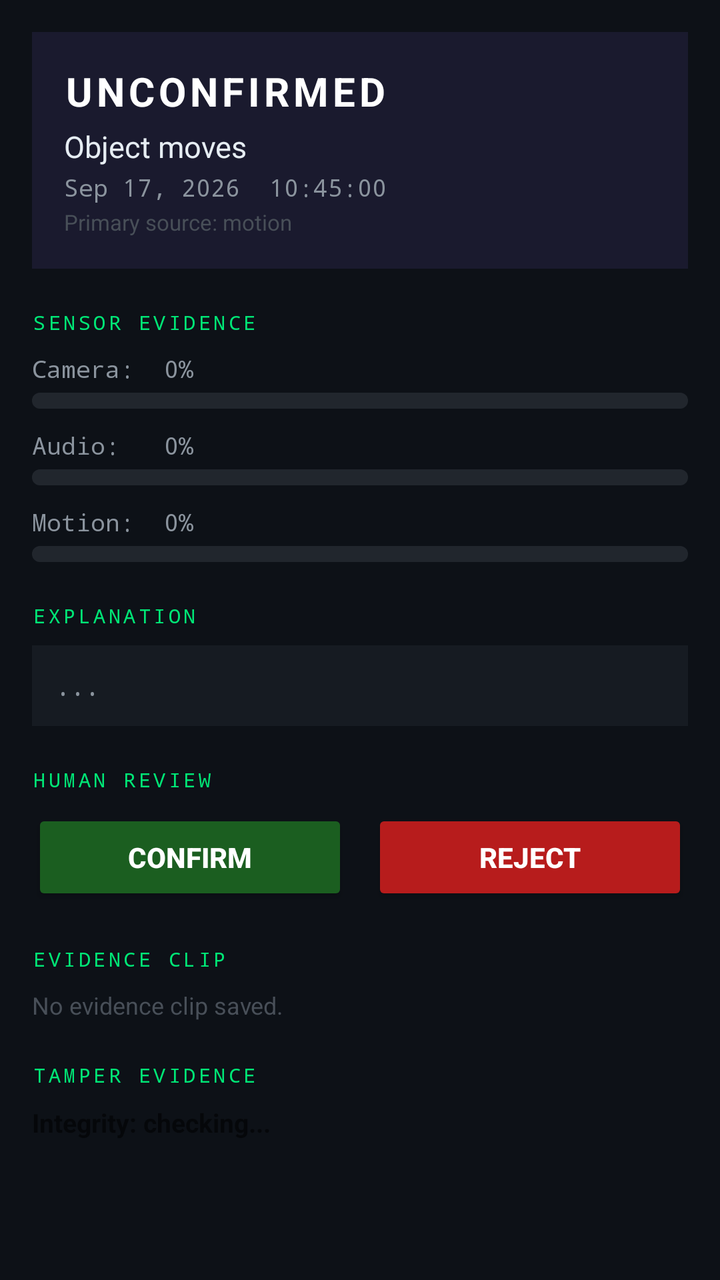
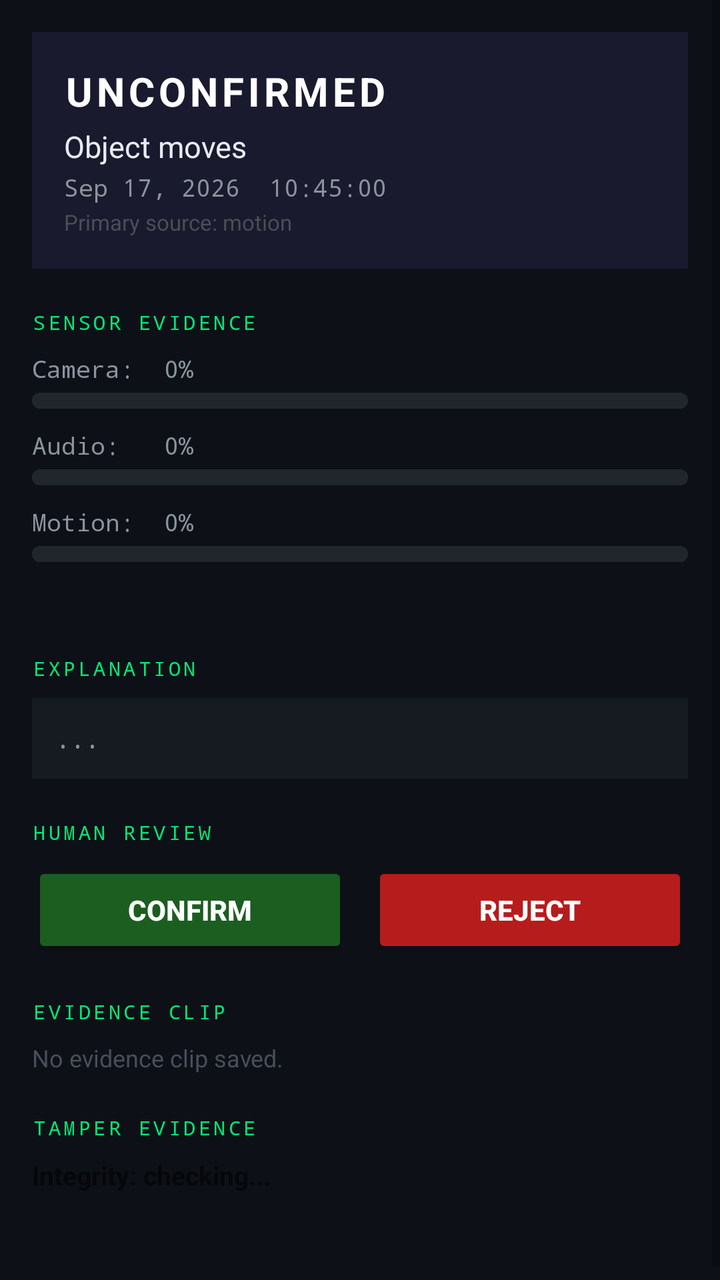

An Android layout rendered at two revisions. The XML below is the earlier revision; the diff shows what the commit changed to produce the second picture.
<!-- AndroidManifest.xml: application theme Theme.TRACE -->
<!-- res/layout/activity_event_detail.xml -->
<?xml version="1.0" encoding="utf-8"?>
<ScrollView xmlns:android="http://schemas.android.com/apk/res/android"
    android:layout_width="match_parent"
    android:layout_height="match_parent"
    android:background="#0D1117">

    <LinearLayout
        android:layout_width="match_parent"
        android:layout_height="wrap_content"
        android:orientation="vertical"
        android:padding="16dp">

        
        <LinearLayout
            android:id="@+id/statusCard"
            android:layout_width="match_parent"
            android:layout_height="wrap_content"
            android:orientation="vertical"
            android:padding="16dp"
            android:background="#1A1A2E">

            <TextView
                android:id="@+id/tvStatus"
                android:layout_width="wrap_content"
                android:layout_height="wrap_content"
                android:textColor="#FFFFFF"
                android:textSize="20sp"
                android:textStyle="bold"
                android:letterSpacing="0.1"
                android:text="UNCONFIRMED" />

            <TextView
                android:id="@+id/tvEventType"
                android:layout_width="wrap_content"
                android:layout_height="wrap_content"
                android:textColor="#E6EDF3"
                android:textSize="15sp"
                android:layout_marginTop="4dp"
                android:text="Object moves" />

            <TextView
                android:id="@+id/tvTimestamp"
                android:layout_width="wrap_content"
                android:layout_height="wrap_content"
                android:textColor="#8B949E"
                android:textSize="12sp"
                android:fontFamily="monospace"
                android:layout_marginTop="2dp"
                android:text="Sep 17, 2026  10:45:00" />

            <TextView
                android:id="@+id/tvSource"
                android:layout_width="wrap_content"
                android:layout_height="wrap_content"
                android:textColor="#484F58"
                android:textSize="11sp"
                android:layout_marginTop="2dp"
                android:text="Primary source: motion" />

        </LinearLayout>

        
        <TextView
            android:layout_width="match_parent"
            android:layout_height="wrap_content"
            android:text="SENSOR EVIDENCE"
            android:textColor="#00E676"
            android:textSize="10sp"
            android:letterSpacing="0.15"
            android:fontFamily="monospace"
            android:layout_marginTop="20dp"
            android:layout_marginBottom="8dp" />

        
        <LinearLayout android:layout_width="match_parent" android:layout_height="wrap_content" android:orientation="vertical" android:layout_marginBottom="10dp">
            <TextView android:id="@+id/tvCameraConf" android:layout_width="match_parent" android:layout_height="wrap_content" android:textColor="#8B949E" android:textSize="12sp" android:fontFamily="monospace" android:text="Camera:  0%" />
            <ProgressBar android:id="@+id/progressCamera" style="@android:style/Widget.ProgressBar.Horizontal" android:layout_width="match_parent" android:layout_height="8dp" android:layout_marginTop="4dp" android:progressTint="#58A6FF" android:progressBackgroundTint="#21262D" android:max="100" android:progress="0" />
        </LinearLayout>

        
        <LinearLayout android:layout_width="match_parent" android:layout_height="wrap_content" android:orientation="vertical" android:layout_marginBottom="10dp">
            <TextView android:id="@+id/tvAudioConf" android:layout_width="match_parent" android:layout_height="wrap_content" android:textColor="#8B949E" android:textSize="12sp" android:fontFamily="monospace" android:text="Audio:   0%" />
            <ProgressBar android:id="@+id/progressAudio" style="@android:style/Widget.ProgressBar.Horizontal" android:layout_width="match_parent" android:layout_height="8dp" android:layout_marginTop="4dp" android:progressTint="#F85149" android:progressBackgroundTint="#21262D" android:max="100" android:progress="0" />
        </LinearLayout>

        
        <LinearLayout android:layout_width="match_parent" android:layout_height="wrap_content" android:orientation="vertical" android:layout_marginBottom="10dp">
            <TextView android:id="@+id/tvMotionConf" android:layout_width="match_parent" android:layout_height="wrap_content" android:textColor="#8B949E" android:textSize="12sp" android:fontFamily="monospace" android:text="Motion:  0%" />
            <ProgressBar android:id="@+id/progressMotion" style="@android:style/Widget.ProgressBar.Horizontal" android:layout_width="match_parent" android:layout_height="8dp" android:layout_marginTop="4dp" android:progressTint="#00E676" android:progressBackgroundTint="#21262D" android:max="100" android:progress="0" />
        </LinearLayout>

        
        <TextView
            android:layout_width="match_parent"
            android:layout_height="wrap_content"
            android:text="EXPLANATION"
            android:textColor="#00E676"
            android:textSize="10sp"
            android:letterSpacing="0.15"
            android:fontFamily="monospace"
            android:layout_marginTop="10dp"
            android:layout_marginBottom="8dp" />

        <TextView
            android:id="@+id/tvExplanation"
            android:layout_width="match_parent"
            android:layout_height="wrap_content"
            android:padding="12dp"
            android:textColor="#8B949E"
            android:textSize="12sp"
            android:lineSpacingExtra="4dp"
            android:fontFamily="monospace"
            android:background="#161B22"
            android:text="..." />

        
        <TextView
            android:layout_width="match_parent"
            android:layout_height="wrap_content"
            android:text="HUMAN REVIEW"
            android:textColor="#00E676"
            android:textSize="10sp"
            android:letterSpacing="0.15"
            android:fontFamily="monospace"
            android:layout_marginTop="20dp"
            android:layout_marginBottom="8dp" />

        <LinearLayout
            android:layout_width="match_parent"
            android:layout_height="wrap_content"
            android:orientation="horizontal"
            android:weightSum="2">

            <Button
                android:id="@+id/btnConfirm"
                android:layout_width="0dp"
                android:layout_height="wrap_content"
                android:layout_weight="1"
                android:layout_marginEnd="6dp"
                android:text="CONFIRM"
                android:textColor="#FFFFFF"
                android:textStyle="bold"
                android:backgroundTint="#1B5E20" />

            <Button
                android:id="@+id/btnReject"
                android:layout_width="0dp"
                android:layout_height="wrap_content"
                android:layout_weight="1"
                android:layout_marginStart="6dp"
                android:text="REJECT"
                android:textColor="#FFFFFF"
                android:textStyle="bold"
                android:backgroundTint="#B71C1C" />

        </LinearLayout>

        
        <TextView
            android:layout_width="match_parent"
            android:layout_height="wrap_content"
            android:text="EVIDENCE CLIP"
            android:textColor="#00E676"
            android:textSize="10sp"
            android:letterSpacing="0.15"
            android:fontFamily="monospace"
            android:layout_marginTop="20dp"
            android:layout_marginBottom="8dp" />

        <TextView
            android:id="@+id/tvEvidenceStatus"
            android:layout_width="match_parent"
            android:layout_height="wrap_content"
            android:textColor="#484F58"
            android:textSize="12sp"
            android:text="No evidence clip saved." />

        <Button
            android:id="@+id/btnPlayEvidence"
            android:layout_width="match_parent"
            android:layout_height="wrap_content"
            android:layout_marginTop="8dp"
            android:text="PLAY EVIDENCE CLIP"
            android:textColor="#000000"
            android:textStyle="bold"
            android:backgroundTint="#00E676"
            android:visibility="gone" />

        
        <TextView
            android:layout_width="match_parent"
            android:layout_height="wrap_content"
            android:text="TAMPER EVIDENCE"
            android:textColor="#00E676"
            android:textSize="10sp"
            android:letterSpacing="0.15"
            android:fontFamily="monospace"
            android:layout_marginTop="20dp"
            android:layout_marginBottom="8dp" />

        <TextView
            android:id="@+id/tvHashStatus"
            android:layout_width="match_parent"
            android:layout_height="wrap_content"
            android:textSize="13sp"
            android:textStyle="bold"
            android:text="Integrity: checking..." />

        <TextView
            android:id="@+id/tvHashValue"
            android:layout_width="match_parent"
            android:layout_height="wrap_content"
            android:textColor="#484F58"
            android:textSize="11sp"
            android:fontFamily="monospace"
            android:layout_marginTop="4dp"
            android:layout_marginBottom="16dp"
            android:text="" />

    </LinearLayout>
</ScrollView>
<!-- resources referenced by this layout -->
<resources>
  <style name="Theme.TRACE" parent="Theme.MaterialComponents.DayNight.NoActionBar">
          <item name="colorPrimary">#00E676</item>
          <item name="colorPrimaryVariant">#00C853</item>
          <item name="colorOnPrimary">#000000</item>
          <item name="colorSurface">#161B22</item>
          <item name="colorOnSurface">#E6EDF3</item>
          <item name="android:windowBackground">#0D1117</item>
      </style>
</resources>

<!-- the commit's change to res/layout/activity_event_detail.xml (unified diff, before → after) -->
@@ -88,6 +88,17 @@
             <TextView android:id="@+id/tvMotionConf" android:layout_width="match_parent" android:layout_height="wrap_content" android:textColor="#8B949E" android:textSize="12sp" android:fontFamily="monospace" android:text="Motion:  0%" />
             <ProgressBar android:id="@+id/progressMotion" style="@android:style/Widget.ProgressBar.Horizontal" android:layout_width="match_parent" android:layout_height="8dp" android:layout_marginTop="4dp" android:progressTint="#00E676" android:progressBackgroundTint="#21262D" android:max="100" android:progress="0" />
         </LinearLayout>
+
+        
+        <TextView
+            android:id="@+id/tvExtraSensors"
+            android:layout_width="match_parent"
+            android:layout_height="wrap_content"
+            android:textColor="#8B949E"
+            android:textSize="12sp"
+            android:fontFamily="monospace"
+            android:layout_marginBottom="10dp"
+            android:text="" />
 
         
         <TextView
